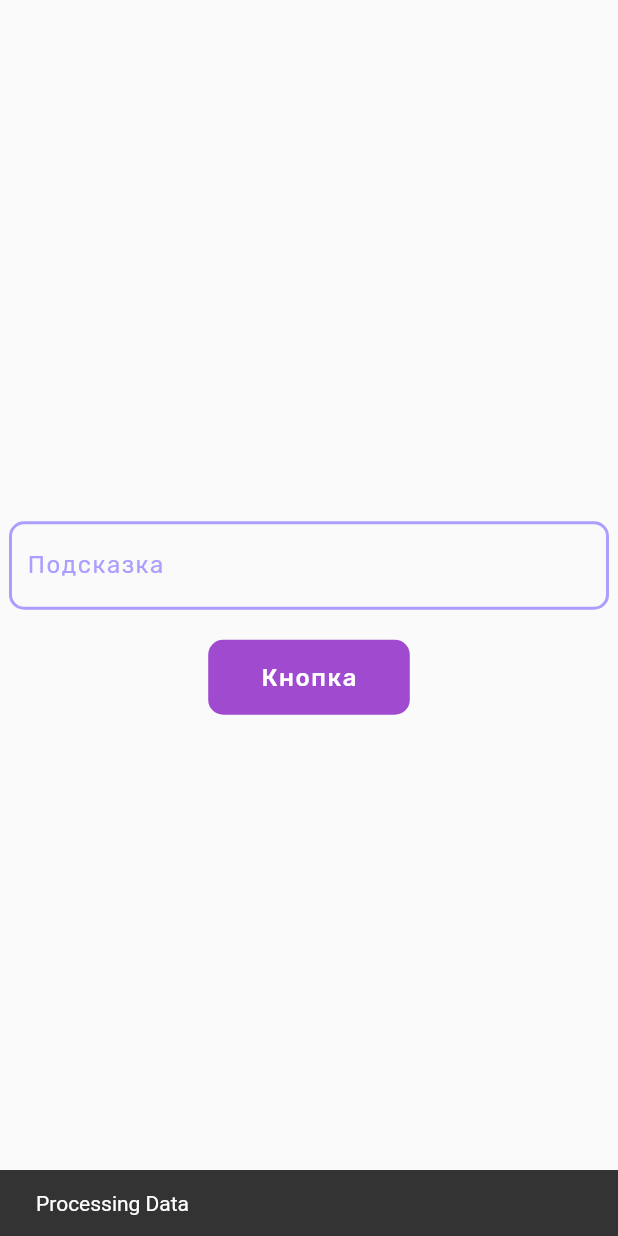
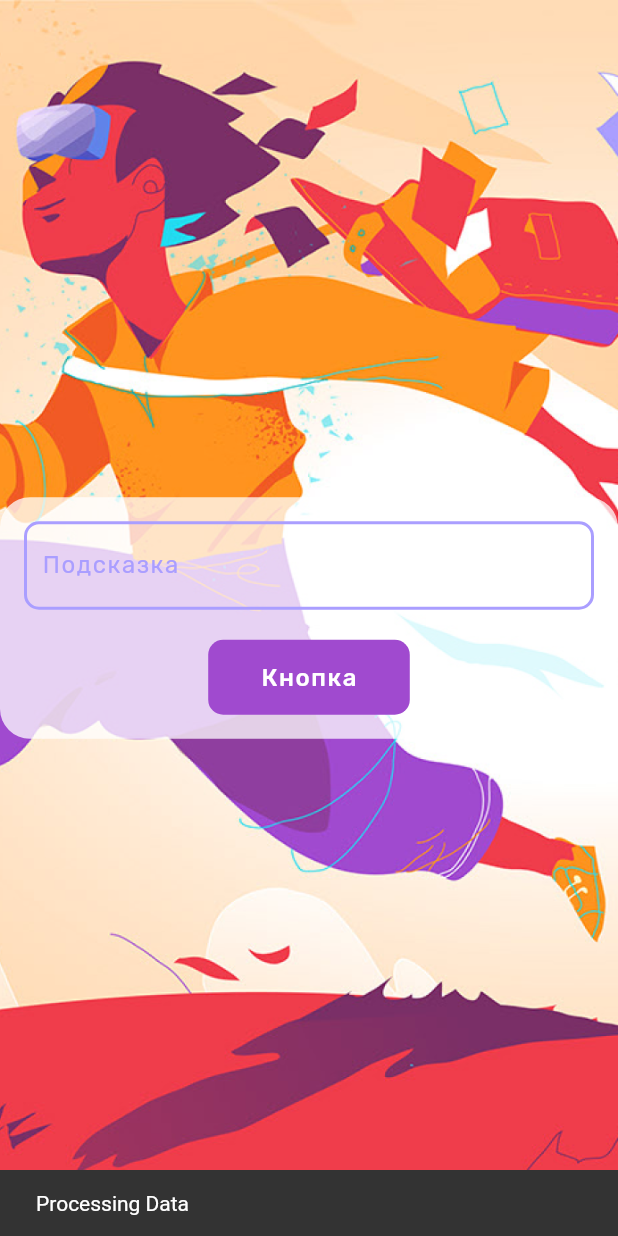
Before and after one commit to evaranshark/omega_app, a Flutter app: the screen it shows after launch, after a tap on "Кнопка", on a phone screen of 412 x 824 dp. Run offline on Flutter 3.47's test engine with Material 2 defaults, Android fonts, the phone set to English and light mode, and no system bars; our stand-ins replace google_fonts.

Commit message:
Login form widget

```diff
--- /dev/null
+++ b/lib/login_form.dart
@@ -0,0 +1,79 @@
+import 'package:flutter/material.dart';
+import 'package:google_fonts/google_fonts.dart';
+
+import 'omega_form_field.dart';
+
+class LoginForm extends StatefulWidget {
+  const LoginForm({super.key});
+
+  @override
+  State<LoginForm> createState() => _LoginFormState();
+}
+
+class _LoginFormState extends State<LoginForm> {
+  void onPressed() {
+    if (_formKey.currentState!.validate()) {
+      ScaffoldMessenger.of(context).showSnackBar(
+        const SnackBar(content: Text('Processing Data')),
+      );
+    }
+  }
+
+  final _formKey = GlobalKey<FormState>();
+
+  @override
+  Widget build(BuildContext context) {
+    return ConstrainedBox(
+      constraints: const BoxConstraints(
+        maxWidth: 600,
+      ),
+      child: DecoratedBox(
+        decoration: BoxDecoration(
+          color: Colors.white.withOpacity(0.75),
+          borderRadius: BorderRadius.circular(20),
+        ),
+        child: Padding(
+          padding: const EdgeInsets.all(16.0),
+          child: Form(
+            key: _formKey,
+            child: Column(
+              mainAxisSize: MainAxisSize.min,
+              children: [
+                OmegaFormField(
+                  textColor: MaterialStateColor.resolveWith((states) {
+                    if (states.contains(MaterialState.error)) {
+                      return Colors.red;
+                    }
+                    return Colors.black;
+                  }),
+                  style: GoogleFonts.rubik(
+                    fontSize: 16,
+                    fontWeight: FontWeight.w400,
+                    letterSpacing: 0.5,
+                  ),
+                  decoration: const InputDecoration(
+                    label: Text("Подсказка"),
+                  ),
+                  validator: (value) {
+                    if (!(value == null || value.isEmpty)) {
+                      return 'Please enter some text';
+                    }
+                    return null;
+                  },
+                ),
+                SizedBox(
+                  height: 20,
+                ),
+                ElevatedButton(
+                    onPressed: onPressed,
+                    child: const Text(
+                      "Кнопка",
+                    )),
+              ],
+            ),
+          ),
+        ),
+      ),
+    );
+  }
+}
--- a/lib/main.dart
+++ b/lib/main.dart
@@ -3,6 +3,7 @@ import 'dart:io';
 import 'package:flutter/material.dart';
 import 'package:google_fonts/google_fonts.dart';
 import 'package:omega_app/constants.dart';
+import 'package:omega_app/login_form.dart';
 import 'package:omega_app/omega_form_field.dart';
 
 void main() {
@@ -30,6 +31,7 @@ class MainApp extends StatelessWidget {
     return MaterialApp(
       restorationScopeId: "Omega app",
       theme: themeDataBase.copyWith(
+        scaffoldBackgroundColor: Colors.blueGrey,
         colorScheme: const ColorScheme.light(
           primary: Color.fromARGB(255, 170, 158, 255),
         ),
@@ -122,76 +124,29 @@ class MainApp extends StatelessWidget {
           );
         })),
       ),
-      home: const LoginForm(),
+      home: const LoginPage(),
     );
   }
 }
 
-class LoginForm extends StatefulWidget {
-  const LoginForm({
+class LoginPage extends StatelessWidget {
+  const LoginPage({
     super.key,
   });
 
   @override
-  State<LoginForm> createState() => _LoginFormState();
-}
-
-class _LoginFormState extends State<LoginForm> {
-  void onPressed() {
-    if (_formKey.currentState!.validate()) {
-      ScaffoldMessenger.of(context).showSnackBar(
-        const SnackBar(content: Text('Processing Data')),
-      );
-    }
-  }
-
-  final _formKey = GlobalKey<FormState>();
-
-  @override
   Widget build(BuildContext context) {
     return Scaffold(
-      body: Align(
-        alignment: Alignment.center,
-        child: Form(
-          key: _formKey,
-          child: Column(
-            mainAxisAlignment: MainAxisAlignment.center,
-            children: [
-              SizedBox(
-                width: 400,
-                child: OmegaFormField(
-                  textColor: MaterialStateColor.resolveWith((states) {
-                    if (states.contains(MaterialState.error)) {
-                      return Colors.red;
-                    }
-                    return Colors.black;
-                  }),
-                  style: GoogleFonts.rubik(
-                    fontSize: 16,
-                    fontWeight: FontWeight.w400,
-                    letterSpacing: 0.5,
-                  ),
-                  decoration: const InputDecoration(
-                    label: Text("Подсказка"),
-                  ),
-                  validator: (value) {
-                    if (!(value == null || value.isEmpty)) {
-                      return 'Please enter some text';
-                    }
-                    return null;
-                  },
-                ),
-              ),
-              const SizedBox(
-                height: 20,
-              ),
-              ElevatedButton(
-                  onPressed: onPressed,
-                  child: const Text(
-                    "Кнопка",
-                  )),
-            ],
+      body: DecoratedBox(
+        decoration: BoxDecoration(
+          image: DecorationImage(
+            image: AssetImage("assets/images/background.png"),
+            fit: BoxFit.fitHeight,
           ),
+        ),
+        child: Align(
+          alignment: Alignment.center,
+          child: LoginForm(),
         ),
       ),
     );
--- a/lib/omega_form_field.dart
+++ b/lib/omega_form_field.dart
@@ -30,9 +30,10 @@ class _OmegaFormFieldState extends State<OmegaFormField>
       decoration: widget.decoration,
       validator: (value) {
         var result = widget.validator?.call(value);
-        if (result != null)
+        if (result != null) {
           updateMaterialState(MaterialState.error,
               onChanged: (value) => setState(() {}));
+        }
         return result;
       },
     );
--- a/pubspec.yaml
+++ b/pubspec.yaml
@@ -19,3 +19,6 @@ dev_dependencies:
 
 flutter:
   uses-material-design: true
+
+  assets:
+    - assets/images/background.png
```
Also changed, not shown: assets/images/background.png (added), pubspec.lock.
